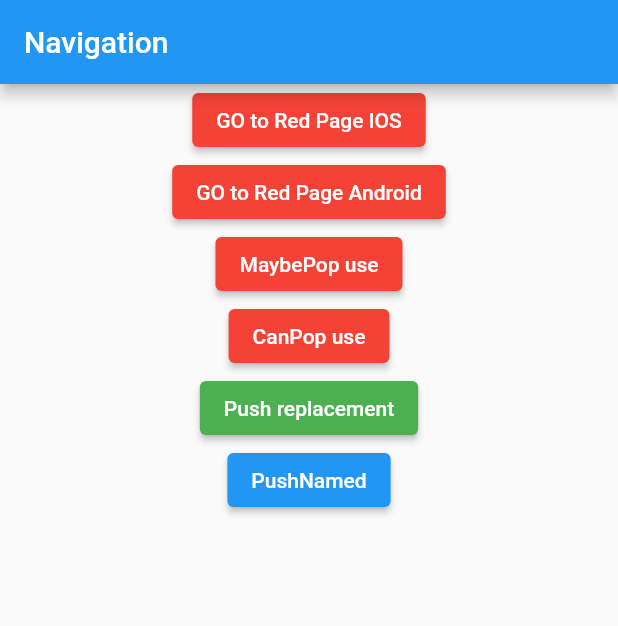
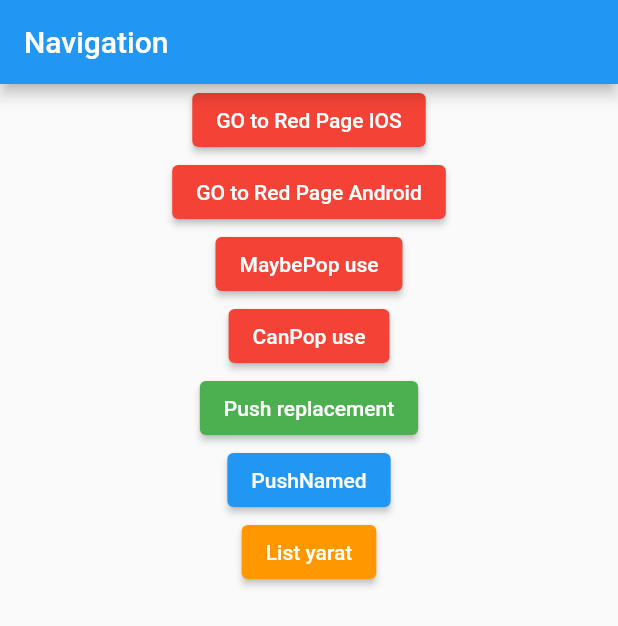
Before and after one commit to RustamovRRR/widgets, a Flutter app: the screen it shows after launch, on a phone screen of 412 x 824 dp. Shown: the top 626 px of the screen. Run offline on Flutter 3.47's test engine with Material 2 defaults, Android fonts, the phone set to English and light mode, and no system bars; our stand-ins replace flutter_easyloading.

```diff
--- a/lib/main.dart
+++ b/lib/main.dart
@@ -105,6 +105,16 @@ class AnaSehife extends StatelessWidget {
               alignment: Alignment.center,
             ),
           ),
+          ElevatedButton(
+            onPressed: () {
+              Navigator.of(context).pushNamed('/telebeListi',arguments: 60);
+            },
+            child: Text("List yarat"),
+            style: ElevatedButton.styleFrom(
+              primary: Colors.orange,
+              alignment: Alignment.center,
+            ),
+          ),
         ]),
       ),
     );
--- a/lib/navigation/route_generator.dart
+++ b/lib/navigation/route_generator.dart
@@ -3,23 +3,30 @@ import 'package:flutter/foundation.dart';
 import 'package:flutter/material.dart';
 import 'package:widgets/main.dart';
 import 'package:widgets/navigation/red_page.dart';
+import 'package:widgets/navigation/telebe_listi.dart';
 
 class RouteGenerator {
-  static Route<dynamic> _routeYarat(Widget gedilecekWidget) {
+  static Route<dynamic> _routeYarat(
+      Widget gedilecekWidget, RouteSettings settings) {
     if (defaultTargetPlatform == TargetPlatform.android) {
-      return MaterialPageRoute(builder: (context) => gedilecekWidget);
+      return MaterialPageRoute(
+          builder: (context) => gedilecekWidget, settings: settings);
     } else {
-      return CupertinoPageRoute(builder: (context) => gedilecekWidget);
+      return CupertinoPageRoute(
+          builder: (context) => gedilecekWidget, settings: settings);
     }
   }
 
   static Route<dynamic>? routeGenerator(RouteSettings settings) {
     switch (settings.name) {
       case '/':
-        return _routeYarat(AnaSehife());
+        return _routeYarat(AnaSehife(), settings);
 
       case '/redPage':
-        return _routeYarat(RedPage());
+        return _routeYarat(RedPage(), settings);
+
+      case '/telebeListi':
+        return _routeYarat(TelebeListi(), settings);
 
       default:
         return MaterialPageRoute(
```
Also changed, not shown: lib/navigation/telebe_listi.dart (added, +41 -0 lines).
